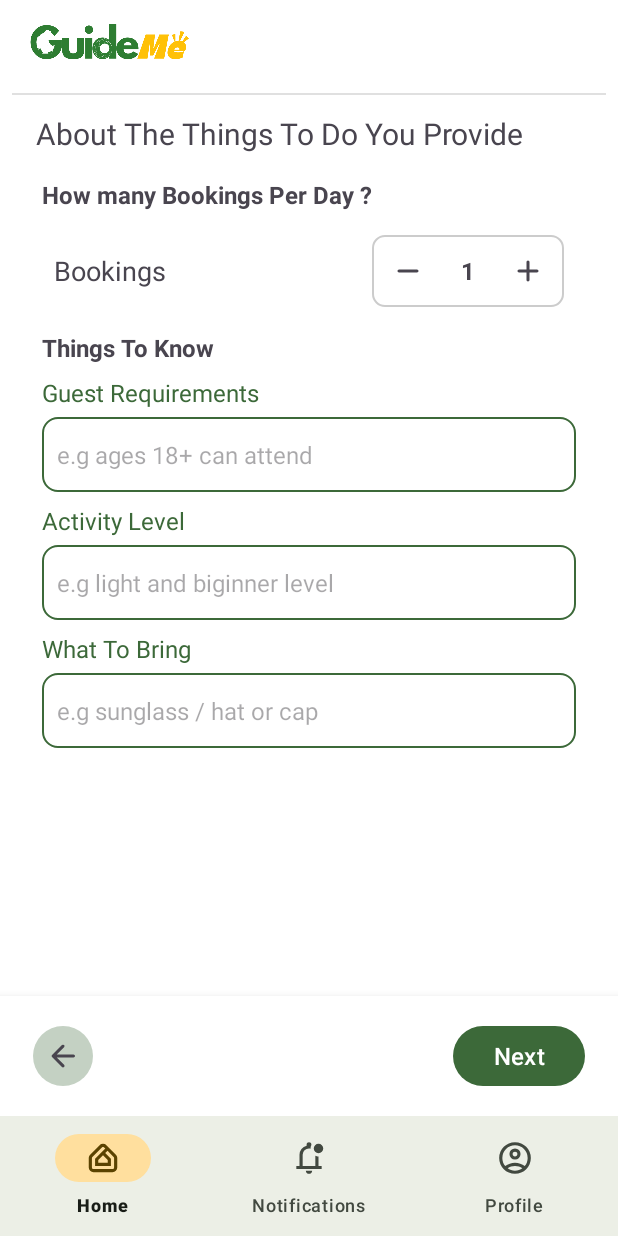
After one commit to DinukaDilshan415/GuideMe-Android, an Android app: the fragment ThingsToDoListingDetailsFragment placed in its activity, on a phone screen of 412 x 824 dp. The commit adds this screen. Run offline under Robolectric (Android 15) with nearby library versions, the phone set to English and light mode, and no system bars; pictures from the network do not load; 3 statements that could not run were skipped.

Commit message:
things to do and service details fill design

```diff
--- /dev/null
+++ b/app/src/main/java/me/dinuka/guideme/fragment/ThingsToDoListingDetailsFragment.java
@@ -0,0 +1,58 @@
+package me.dinuka.guideme.fragment;
+
+import android.os.Bundle;
+
+import androidx.annotation.NonNull;
+import androidx.annotation.Nullable;
+import androidx.fragment.app.Fragment;
+
+import android.view.LayoutInflater;
+import android.view.View;
+import android.view.ViewGroup;
+
+import me.dinuka.guideme.R;
+import me.dinuka.guideme.databinding.FragmentThingsToDoListingDetailsBinding;
+
+public class ThingsToDoListingDetailsFragment extends Fragment {
+
+    private FragmentThingsToDoListingDetailsBinding binding;
+    private int bookingCount = 1;
+
+    @Override
+    public void onCreate(Bundle savedInstanceState) {
+        super.onCreate(savedInstanceState);
+    }
+
+    @Override
+    public View onCreateView(LayoutInflater inflater, ViewGroup container,
+                             Bundle savedInstanceState) {
+        binding = FragmentThingsToDoListingDetailsBinding.inflate(inflater, container, false);
+        return binding.getRoot();
+    }
+
+    @Override
+    public void onViewCreated(@NonNull View view, @Nullable Bundle savedInstanceState) {
+        super.onViewCreated(view, savedInstanceState);
+
+        setupCounters();
+    }
+
+    private void setupCounters() {
+
+        // Bookings Row
+        binding.booingCountChanger.tvLabel.setText("Bookings");
+        binding.booingCountChanger.tvCount.setText(String.valueOf(bookingCount));
+
+        binding.booingCountChanger.btnPlus.setOnClickListener(v -> {
+            bookingCount++;
+            binding.booingCountChanger.tvCount.setText(String.valueOf(bookingCount));
+        });
+
+        binding.booingCountChanger.btnMinus.setOnClickListener(v -> {
+            if (bookingCount > 1) { // Prevents going below 1
+                bookingCount--;
+                binding.booingCountChanger.tvCount.setText(String.valueOf(bookingCount));
+            }
+        });
+    }
+}
--- /dev/null
+++ b/app/src/main/res/layout/fragment_things_to_do_listing_details.xml
@@ -0,0 +1,192 @@
+<?xml version="1.0" encoding="utf-8"?>
+<RelativeLayout xmlns:android="http://schemas.android.com/apk/res/android"
+    xmlns:app="http://schemas.android.com/apk/res-auto"
+    xmlns:tools="http://schemas.android.com/tools"
+    android:layout_width="match_parent"
+    android:layout_height="match_parent"
+    tools:context=".fragment.MyBookingsFragment">
+
+    <LinearLayout
+        android:id="@+id/toolbar"
+        android:layout_width="match_parent"
+        android:layout_height="wrap_content"
+        android:orientation="vertical"
+        android:paddingHorizontal="8dp"
+        android:paddingVertical="12dp">
+
+        <ImageView
+            android:layout_width="130dp"
+            android:layout_height="40dp"
+            android:src="@drawable/logotp2" />
+
+        <View
+            android:layout_width="match_parent"
+            android:layout_height="1dp"
+            android:layout_marginTop="10dp"
+            android:background="?android:attr/listDivider" />
+
+    </LinearLayout>
+
+    <androidx.core.widget.NestedScrollView
+        android:layout_width="match_parent"
+        android:layout_height="match_parent"
+        android:layout_above="@+id/bottomBar"
+        android:layout_below="@+id/toolbar"
+        android:paddingHorizontal="16dp">
+
+        <LinearLayout
+            android:layout_width="match_parent"
+            android:layout_height="wrap_content"
+            android:orientation="vertical"
+            android:paddingHorizontal="8dp"
+            android:paddingBottom="16dp">
+
+            <android.widget.TextView
+                android:id="@+id/toolbar_title"
+                android:layout_width="match_parent"
+                android:layout_height="wrap_content"
+                android:layout_gravity="center"
+                android:text="About The Things To Do You Provide"
+                android:textSize="20sp" />
+
+            <LinearLayout
+                android:layout_width="match_parent"
+                android:layout_height="wrap_content"
+                android:layout_marginTop="12dp"
+                android:orientation="vertical">
+
+                <LinearLayout
+                    android:layout_width="match_parent"
+                    android:layout_height="wrap_content"
+                    android:orientation="vertical">
+
+                    <TextView
+                        android:layout_width="match_parent"
+                        android:layout_height="wrap_content"
+                        android:padding="4dp"
+                        android:text="How many Bookings Per Day ?"
+                        android:textSize="16sp"
+                        android:textStyle="bold" />
+
+                    <include
+                        android:id="@+id/booingCountChanger"
+                        layout="@layout/layout_counter_row" />
+                </LinearLayout>
+
+                <LinearLayout
+                    android:layout_width="match_parent"
+                    android:layout_height="wrap_content"
+                    android:orientation="vertical"
+                    android:padding="4dp">
+
+                    <TextView
+                        android:layout_width="match_parent"
+                        android:layout_height="wrap_content"
+                        android:text="Things To Know"
+                        android:textSize="16sp"
+                        android:textStyle="bold" />
+
+                    <TextView
+                        android:layout_width="match_parent"
+                        android:layout_height="wrap_content"
+                        android:text="Guest Requirements"
+                        android:textColor="@color/md_theme_primary"
+                        android:layout_marginTop="8dp"
+                        android:textSize="16sp" />
+
+                    <EditText
+                        android:id="@+id/listingGR"
+                        android:layout_width="match_parent"
+                        android:layout_height="50dp"
+                        android:layout_marginTop="5dp"
+                        android:background="@drawable/custom_input_search"
+                        android:hint="e.g ages 18+ can attend"
+                        android:inputType="text"
+                        android:paddingStart="10dp"
+                        android:paddingEnd="10dp"
+                        android:textSize="16sp" />
+
+                    <TextView
+                        android:layout_width="match_parent"
+                        android:layout_height="wrap_content"
+                        android:text="Activity Level"
+                        android:textColor="@color/md_theme_primary"
+                        android:layout_marginTop="8dp"
+                        android:textSize="16sp" />
+
+                    <EditText
+                        android:id="@+id/listingAL"
+                        android:layout_width="match_parent"
+                        android:layout_height="50dp"
+                        android:layout_marginTop="5dp"
+                        android:background="@drawable/custom_input_search"
+                        android:hint="e.g light and biginner level"
+                        android:inputType="text"
+                        android:paddingStart="10dp"
+                        android:paddingEnd="10dp"
+                        android:textSize="16sp" />
+
+                    <TextView
+                        android:layout_width="match_parent"
+                        android:layout_height="wrap_content"
+                        android:text="What To Bring"
+                        android:textColor="@color/md_theme_primary"
+                        android:layout_marginTop="8dp"
+                        android:textSize="16sp" />
+
+                    <EditText
+                        android:id="@+id/listingWB"
+                        android:layout_width="match_parent"
+                        android:layout_height="50dp"
+                        android:layout_marginTop="5dp"
+                        android:background="@drawable/custom_input_search"
+                        android:hint="e.g sunglass / hat or cap"
+                        android:inputType="text"
+                        android:paddingStart="10dp"
+                        android:paddingEnd="10dp"
+                        android:textSize="16sp" />
+
+                </LinearLayout>
+            </LinearLayout>
+        </LinearLayout>
+
+
+    </androidx.core.widget.NestedScrollView>
+
+    <LinearLayout
+        android:id="@+id/bottomBar"
+        android:layout_width="match_parent"
+        android:layout_height="wrap_content"
+        android:layout_alignParentBottom="true"
+        android:background="@android:color/white"
+        android:elevation="10dp"
+        android:orientation="horizontal"
+        android:paddingHorizontal="22dp"
+        android:paddingVertical="16dp">
+
+        <LinearLayout
+            android:layout_width="match_parent"
+            android:layout_height="wrap_content"
+            android:layout_gravity="center"
+            android:layout_weight="1"
+            android:orientation="horizontal">
+
+            <ImageButton
+                android:id="@+id/backBtn"
+                android:layout_width="wrap_content"
+                android:layout_height="wrap_content"
+                android:background="@drawable/bg_circular_overlay"
+                android:backgroundTint="@color/md_theme_primary"
+                android:padding="8dp"
+                android:src="@drawable/arrow_back_24px" />
+        </LinearLayout>
+
+        <Button
+            android:id="@+id/nextFromThingsToDetailBtn"
+            android:layout_width="wrap_content"
+            android:layout_height="wrap_content"
+            android:text="Next"
+            android:textSize="16sp" />
+    </LinearLayout>
+
+</RelativeLayout>
```
Also changed, not shown: app/src/main/java/me/dinuka/guideme/adapter/QualificationsAddAdapter.java (added, +64 -0 lines), app/src/main/java/me/dinuka/guideme/fragment/CommanListingDetailsFragment.java (+9 -3 lines), app/src/main/java/me/dinuka/guideme/fragment/ServiceListingDetailsFragment.java (added, +102 -0 lines), app/src/main/res/drawable/award_star_24px.xml (added, +10 -0 lines), app/src/main/res/layout/fragment_service_listing_details.xml (added, +159 -0 lines), app/src/main/res/layout/item_qualification.xml (added, +35 -0 lines).
